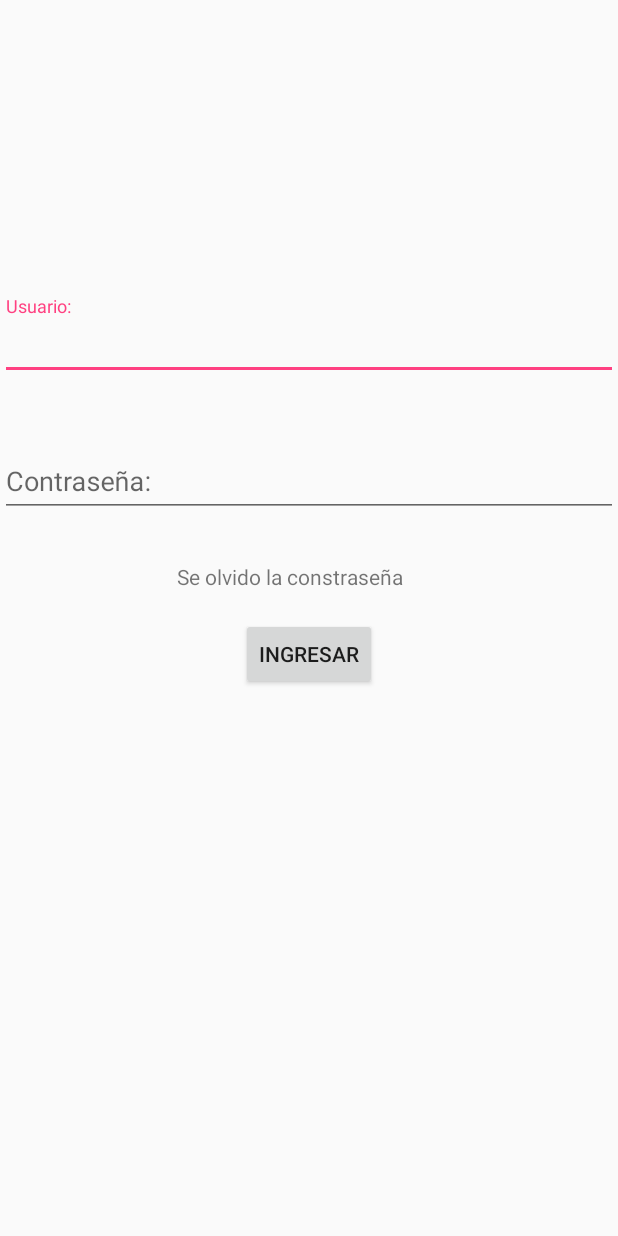
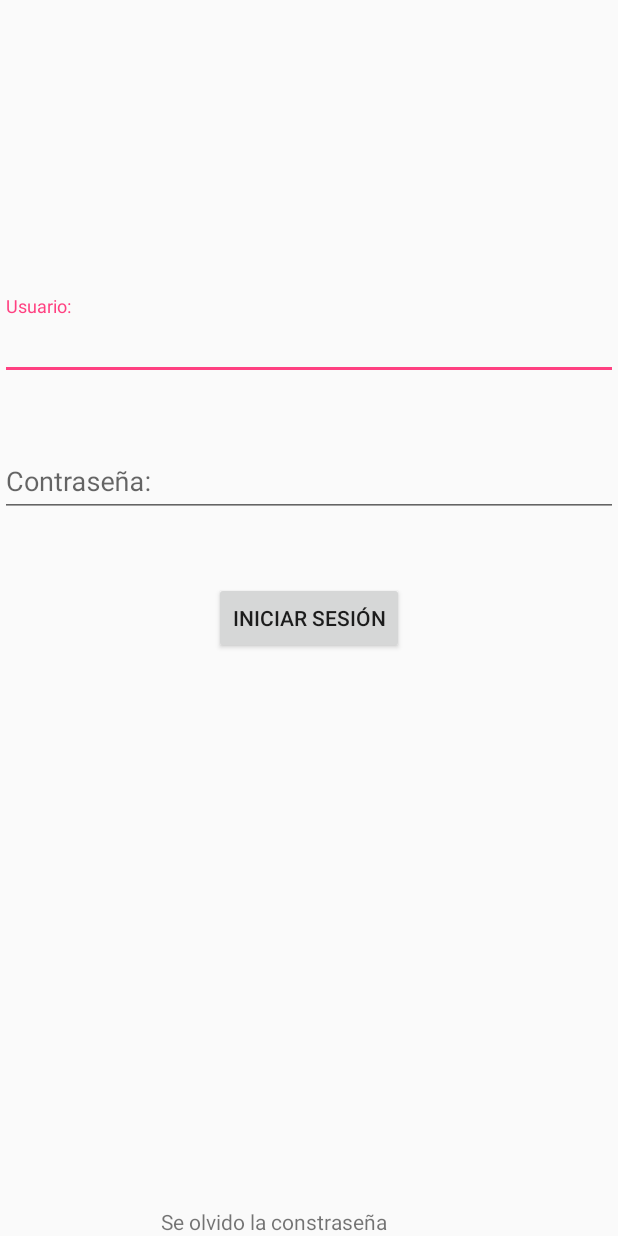
Before and after one commit to cony5278/bluetooth, an Android app: the screen it shows after launch (MainSesion), on a phone screen of 412 x 824 dp. Run offline under Robolectric (Android 15) with nearby library versions, the phone set to English and light mode, and no system bars; our stand-ins replace ButterKnife.

Commit message:
cambiar nombre de boton de sesion

```diff
--- a/app/src/main/res/layout/activity_main_sesion.xml
+++ b/app/src/main/res/layout/activity_main_sesion.xml
@@ -38,18 +38,17 @@
         android:id="@+id/textView"
         android:layout_width="wrap_content"
         android:layout_height="wrap_content"
-        android:layout_alignParentEnd="true"
-        android:layout_below="@+id/txtContrasena"
-        android:layout_marginEnd="143dp"
-        android:layout_marginTop="30dp"
-        android:text="Se olvido la constraseña" />
+        android:layout_marginEnd="11dp"
+        android:text="Se olvido la constraseña"
+        android:layout_alignParentBottom="true"
+        android:layout_alignEnd="@+id/btnIniciar" />
 
     <Button
         android:id="@+id/btnIniciar"
         android:layout_width="wrap_content"
         android:layout_height="wrap_content"
-        android:layout_marginTop="18dp"
-        android:text="Ingresar"
-        android:layout_below="@+id/textView"
+        android:text="Iniciar sesión"
+        android:layout_marginTop="43dp"
+        android:layout_below="@+id/txtContrasena"
         android:layout_centerHorizontal="true" />
 </RelativeLayout>
```
